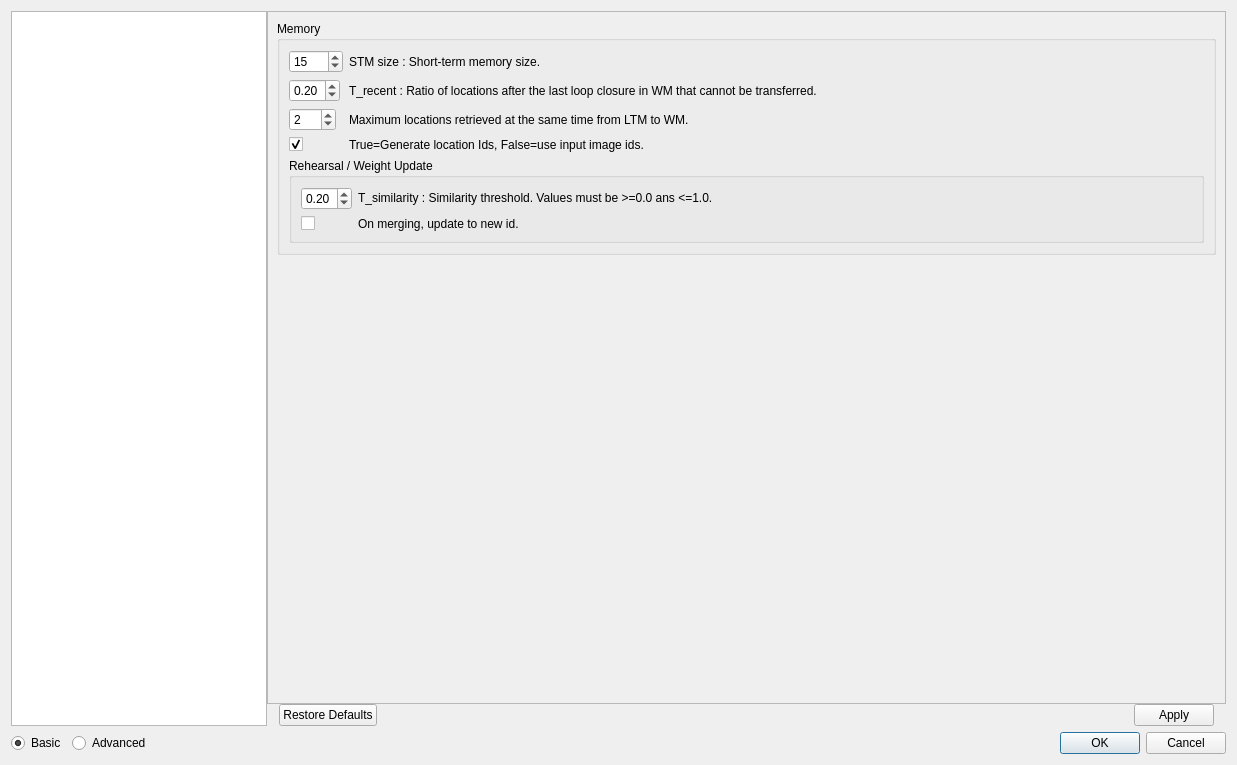
Qt form guilib/src/ui/preferencesDialog.ui (introlab/rtabmap) before a commit.
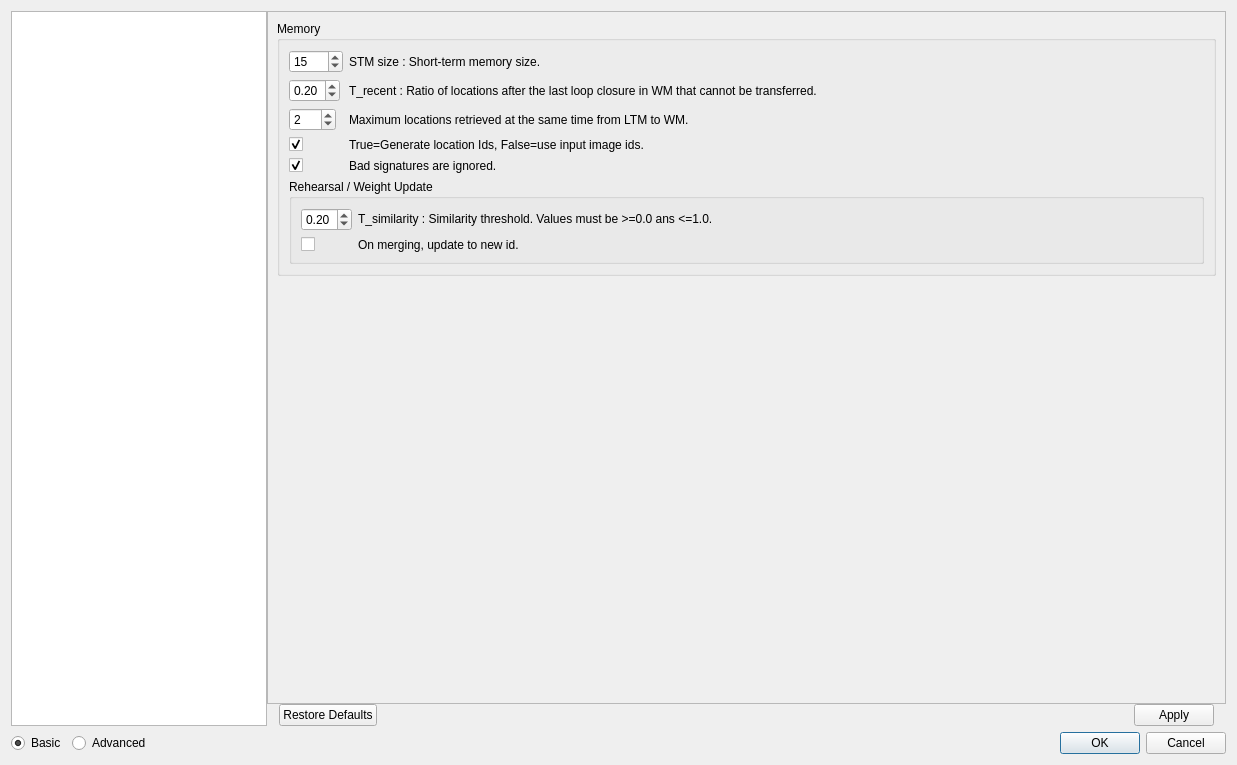
The same form after that commit. The open tabs and pages were chosen to show the change. Icons and pictures are not drawn. Custom widgets are drawn as their Qt base class.

Commit message: Added badSignaturesIgnored parameter, set to false will keep bad images in memory and in the map's graph (useful on RGBD-SLAM with TORO optimizations to propagate more equally errors to nodes with blank images)

Diff of the .ui file:
```diff
--- a/guilib/src/ui/preferencesDialog.ui
+++ b/guilib/src/ui/preferencesDialog.ui
@@ -64,8 +64,8 @@
            <rect>
             <x>0</x>
             <y>0</y>
-            <width>955</width>
-            <height>685</height>
+            <width>939</width>
+            <height>724</height>
            </rect>
           </property>
           <layout class="QVBoxLayout" name="verticalLayout_16">
@@ -2399,6 +2399,26 @@
                         </property>
                        </widget>
                       </item>
+                      <item row="4" column="1">
+                       <widget class="QLabel" name="label_retrieved_3">
+                        <property name="text">
+                         <string>Bad signatures are ignored.</string>
+                        </property>
+                        <property name="wordWrap">
+                         <bool>true</bool>
+                        </property>
+                       </widget>
+                      </item>
+                      <item row="4" column="0">
+                       <widget class="QCheckBox" name="general_checkBox_badSignaturesIgnored">
+                        <property name="text">
+                         <string/>
+                        </property>
+                        <property name="checked">
+                         <bool>true</bool>
+                        </property>
+                       </widget>
+                      </item>
                      </layout>
                     </item>
                     <item>
```
Left out of the diff: 8 changed lines with no effect on the pictures. The commit also changes 4 other files.
